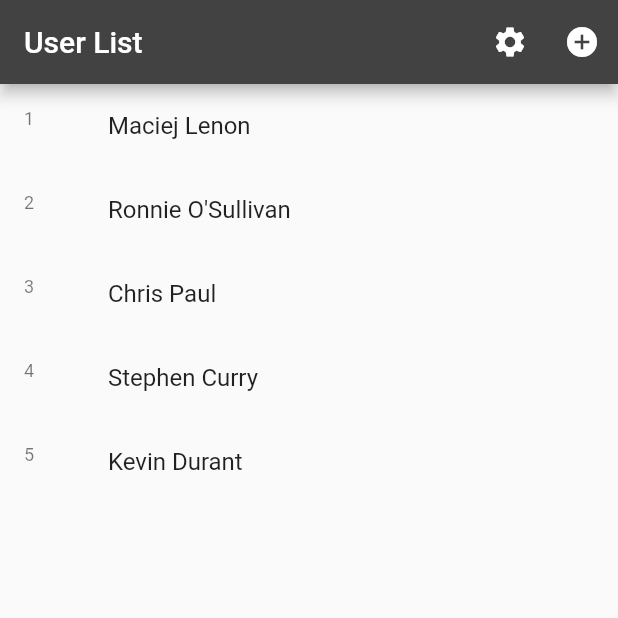
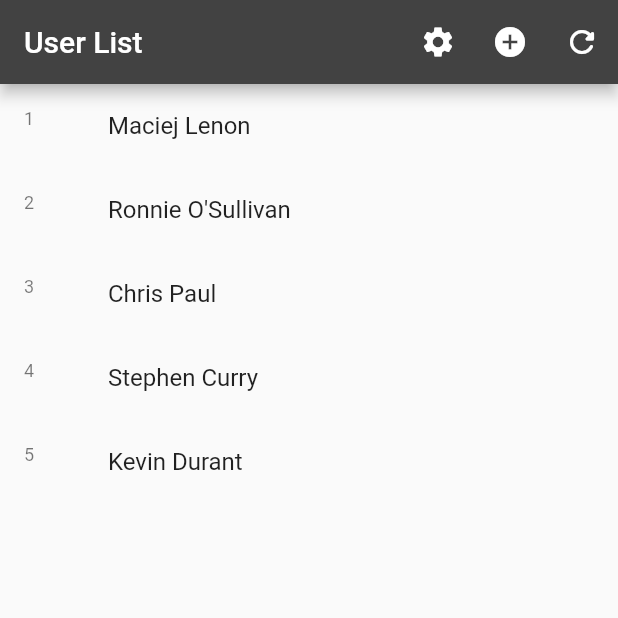
Before and after one commit to mszakacz/user-list, a Flutter app: the screen it shows after launch, on a phone screen of 412 x 824 dp, the top half of it. Run offline on Flutter 3.47's test engine with Material 2 defaults, Android fonts, the phone set to English and light mode, and no system bars; our stand-ins replace bloc, equatable, flutter_bloc.

```diff
--- a/lib/user_list/cubit/users_state.dart
+++ b/lib/user_list/cubit/users_state.dart
@@ -48,14 +48,30 @@ const List<User> list = [
   )
 ];
 
-class UsersState {
-  List<User> lastAvailableList;
-  bool isUpToDate;
+class UsersState extends Equatable {
+  final List<User> lastAvailableList;
+  final bool isUpToDate;
 
-  UsersState({
+  const UsersState({
     required this.lastAvailableList,
     required this.isUpToDate,
   });
+
+  @override
+  List<Object> get props => [
+        lastAvailableList,
+        isUpToDate,
+      ];
+
+  UsersState copyWith({
+    List<User>? lastAvailableList,
+    bool? isUpToDate,
+  }) {
+    return UsersState(
+      lastAvailableList: lastAvailableList ?? this.lastAvailableList,
+      isUpToDate: isUpToDate ?? this.isUpToDate,
+    );
+  }
 }
 
 class UsersInitialState {
--- a/lib/user_list/view/settings_page.dart
+++ b/lib/user_list/view/settings_page.dart
@@ -1,4 +1,5 @@
 import 'package:flutter/material.dart';
+import 'package:user_list/user_list/cubit/users_cubit.dart';
 
 class SettingsPage extends StatelessWidget {
   const SettingsPage({Key? key}) : super(key: key);
--- a/lib/user_list/view/users_page.dart
+++ b/lib/user_list/view/users_page.dart
@@ -1,5 +1,8 @@
 import 'package:flutter/material.dart';
+import 'dart:async';
+import 'package:flutter_bloc/flutter_bloc.dart';
 import 'package:user_list/user_list/widgets/users_list.dart';
+import 'package:user_list/user_list/cubit/users_cubit.dart';
 
 class UsersPage extends StatelessWidget {
   const UsersPage({Key? key}) : super(key: key);
@@ -29,11 +32,45 @@ class UsersPage extends StatelessWidget {
             onPressed: () {
               Navigator.of(context).pushNamed('/add');
             },
+          ),
+          IconButton(
+            icon: const Icon(
+              Icons.refresh_rounded,
+              color: Colors.white,
+            ),
+            onPressed: () {
+              BlocProvider.of<UsersCubit>(context).refreshList();
+
+              ScaffoldMessenger.of(context).showSnackBar(
+                SnackBar(
+                  duration: Duration(seconds: 1),
+                  content: BlocBuilder<UsersCubit, UsersState>(
+                    builder: (context, state) {
+                      print(state.lastAvailableList[0].firstname);
+                      if (state.isUpToDate) {
+                        return Text(
+                          'Users List is up to date.',
+                        );
+                      } else {
+                        return Text(
+                          'Communication with the server failed. Try one more time after few minutes.',
+                        );
+                      }
+                    },
+                  ),
+                ),
+              );
+            },
           )
         ],
       ),
-      body: Center(
-        child: UsersListWidget(),
+      body: BlocBuilder<UsersCubit, UsersState>(
+        builder: (context, state) {
+          return Center(
+            child: UsersListWidget(),
+            // child: Text(state.lastAvailableList[0].firstname),
+          );
+        },
       ),
     );
   }
--- a/lib/user_list/widgets/users_list.dart
+++ b/lib/user_list/widgets/users_list.dart
@@ -16,6 +16,7 @@ class _UsersListWidgetState extends State<UsersListWidget> {
     return BlocBuilder<UsersCubit, UsersState>(
       builder: (context, state) {
         if (state is WaitingForDataState) {
+          print('Waiting for data State');
           return const Center(child: CircularProgressIndicator());
         } else {
           return ListView.builder(
```
Also changed, not shown: lib/old_main.dart (+4 -4 lines), lib/user_list/cubit/users_cubit.dart (+27 -46 lines), lib/user_list/models/users_list.dart (+9 -16 lines), packages/user_repository/lib/src/user_repository.dart (added), packages/user_repository/lib/user_repository.dart (added).
